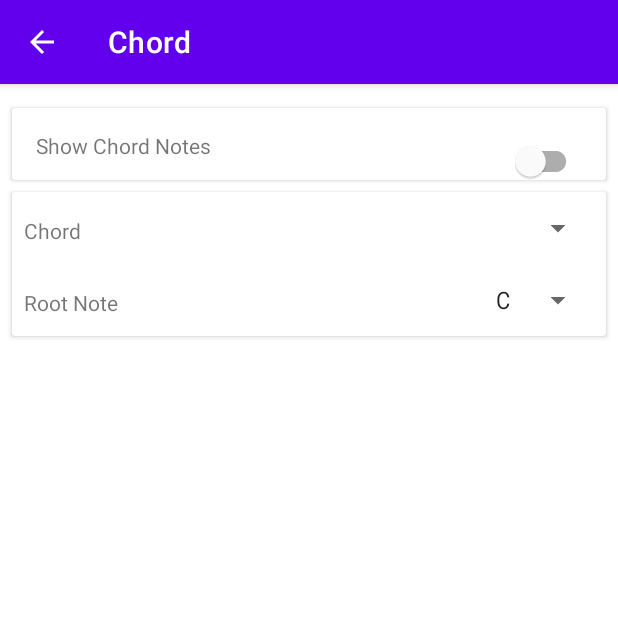
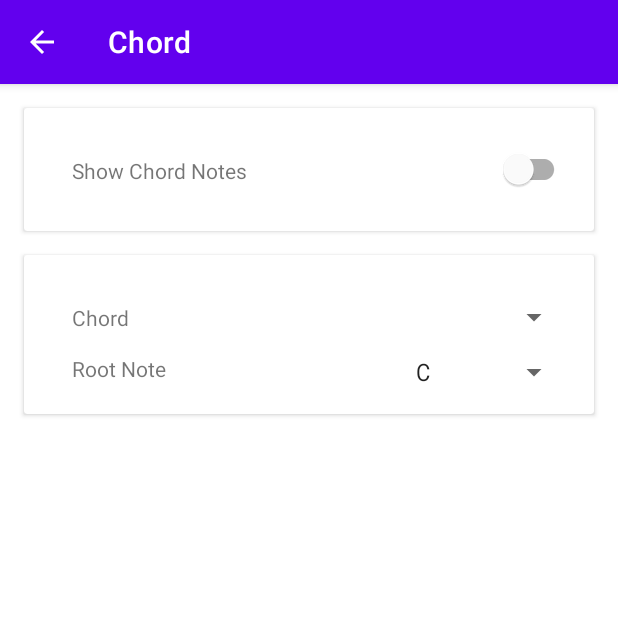
Before and after one commit to jbsohn/SteelSidekick, an Android app: the ChordActivity screen opened directly, with no data from a screen before it, on a phone screen of 412 x 824 dp, the top half of it. Run offline under Robolectric (Android 15) with nearby library versions, the phone set to English and light mode, and no system bars; 10 statements that could not run were skipped.

Commit message:
update chord settings layout

```diff
--- a/Android/app/src/main/res/layout/activity_chord.xml
+++ b/Android/app/src/main/res/layout/activity_chord.xml
@@ -8,98 +8,108 @@
     tools:layout_editor_absoluteY="89dp">
 
     <androidx.cardview.widget.CardView
-        android:id="@+id/guitarCardView"
+        android:id="@+id/showChordCardView"
         android:layout_width="0dp"
-        android:layout_height="48dp"
-        android:layout_marginEnd="8dp"
-        android:layout_marginStart="8dp"
+        android:layout_height="wrap_content"
+        android:layout_marginEnd="16dp"
+        android:layout_marginStart="16dp"
         android:layout_marginTop="16dp"
         app:layout_constraintEnd_toEndOf="parent"
         app:layout_constraintStart_toStartOf="parent"
-        app:layout_constraintTop_toTopOf="parent">
+        app:layout_constraintTop_toTopOf="parent"
+        >
 
         <androidx.constraintlayout.widget.ConstraintLayout
             android:layout_width="match_parent"
-            android:layout_height="match_parent">
+            android:layout_height="match_parent"
+            android:padding="16dp">
 
             <TextView
-                android:id="@+id/textView4"
+                android:text="Show Chord Notes"
                 android:layout_width="wrap_content"
-                android:layout_height="wrap_content"
+                android:layout_height="18dp"
+                android:layout_marginTop="16dp"
+                android:layout_marginBottom="16dp"
                 android:layout_marginStart="16dp"
-                android:layout_marginTop="15dp"
-                android:text="Show Chord Notes"
+                app:layout_constraintTop_toTopOf="parent"
                 app:layout_constraintStart_toStartOf="parent"
-                app:layout_constraintTop_toTopOf="parent" />
+                app:layout_constraintBottom_toBottomOf="parent"
+                />
 
             <com.google.android.material.switchmaterial.SwitchMaterial
                 android:id="@+id/chordSwitch"
-                android:layout_width="0dp"
-                android:layout_height="wrap_content"
-                android:layout_marginEnd="16dp"
-                android:layout_marginTop="11dp"
+                android:layout_width="wrap_content"
+                android:layout_height="18dp"
+                app:layout_constraintTop_toTopOf="parent"
                 app:layout_constraintEnd_toEndOf="parent"
-                app:layout_constraintTop_toTopOf="parent" />
+                app:layout_constraintBottom_toBottomOf="parent"
+                />
         </androidx.constraintlayout.widget.ConstraintLayout>
 
     </androidx.cardview.widget.CardView>
 
     <androidx.cardview.widget.CardView
-        android:layout_width="0dp"
-        android:layout_height="96dp"
-        android:layout_marginEnd="8dp"
-        android:layout_marginStart="8dp"
-        android:layout_marginTop="8dp"
+        android:layout_width="match_parent"
+        android:layout_height="wrap_content"
+        android:layout_marginTop="16dp"
+        android:layout_marginStart="16dp"
+        android:layout_marginEnd="16dp"
         app:layout_constraintEnd_toEndOf="parent"
         app:layout_constraintStart_toStartOf="parent"
-        app:layout_constraintTop_toBottomOf="@+id/guitarCardView">
+        app:layout_constraintTop_toBottomOf="@+id/showChordCardView">
 
         <androidx.constraintlayout.widget.ConstraintLayout
             android:layout_width="match_parent"
-            android:layout_height="match_parent">
+            android:layout_height="match_parent"
+            android:padding="16dp">
 
             <TextView
-                android:id="@+id/textView5"
+                android:id="@+id/chordTextView"
+                android:text="Chord"
                 android:layout_width="wrap_content"
-                android:layout_height="32dp"
-                android:layout_marginStart="8dp"
+                android:layout_height="18dp"
                 android:layout_marginTop="16dp"
-                android:text="Chord"
+                android:layout_marginBottom="16dp"
+                android:layout_marginStart="16dp"
+                app:layout_constraintTop_toTopOf="parent"
                 app:layout_constraintStart_toStartOf="parent"
-                app:layout_constraintTop_toTopOf="parent" />
+                />
 
             <Spinner
                 android:id="@+id/chordSpinner"
                 android:layout_width="wrap_content"
-                android:layout_height="32dp"
-                android:layout_marginEnd="8dp"
-                android:layout_marginTop="8dp"
-                android:minHeight="100dp"
+                android:layout_height="18dp"
+                android:layout_marginTop="16dp"
+                android:layout_marginBottom="16dp"
+                android:layout_marginStart="16dp"
                 android:gravity="end"
                 app:layout_constraintEnd_toEndOf="parent"
-                app:layout_constraintTop_toTopOf="parent" />
+                app:layout_constraintTop_toTopOf="parent"
+                />
 
             <TextView
-                android:id="@+id/textView6"
+                android:id="@+id/rootNoteTextView"
+                android:text="Root Note"
                 android:layout_width="wrap_content"
-                android:layout_height="wrap_content"
-                android:layout_marginStart="8dp"
+                android:layout_height="18dp"
                 android:layout_marginTop="16dp"
-                android:text="Root Note"
+                android:layout_marginBottom="16dp"
+                android:layout_marginStart="16dp"
+                app:layout_constraintTop_toBottomOf="@+id/chordTextView"
                 app:layout_constraintStart_toStartOf="parent"
-                app:layout_constraintTop_toBottomOf="@+id/textView5" />
+                />
 
             <Spinner
                 android:id="@+id/rootNoteSpinner"
                 android:layout_width="wrap_content"
-                android:layout_height="32dp"
-                android:layout_marginEnd="8dp"
+                android:layout_height="wrap_content"
                 android:layout_marginTop="16dp"
+                android:layout_marginBottom="16dp"
+                android:layout_marginStart="16dp"
                 android:entries="@array/notes_array"
-                android:minWidth="100dp"
-                android:gravity="end"
+                app:layout_constraintTop_toBottomOf="@+id/chordSpinner"
                 app:layout_constraintEnd_toEndOf="parent"
-                app:layout_constraintTop_toBottomOf="@+id/chordSpinner" />
+                />
         </androidx.constraintlayout.widget.ConstraintLayout>
     </androidx.cardview.widget.CardView>
 
```
